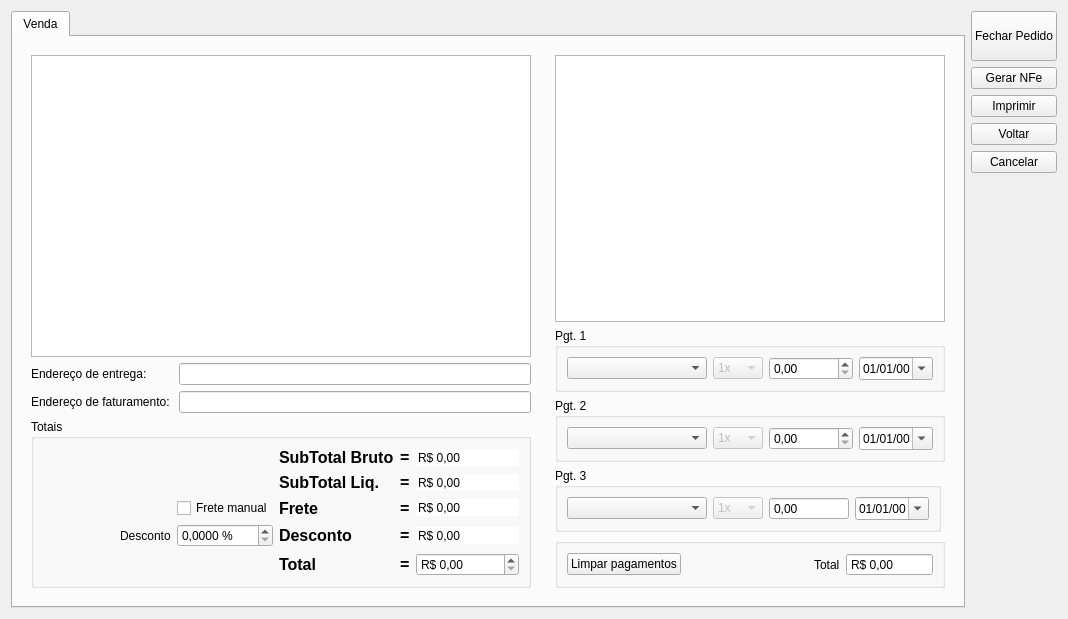
Old version of the form ui/venda.ui in the repository lellisls/ERP-STACCATO.
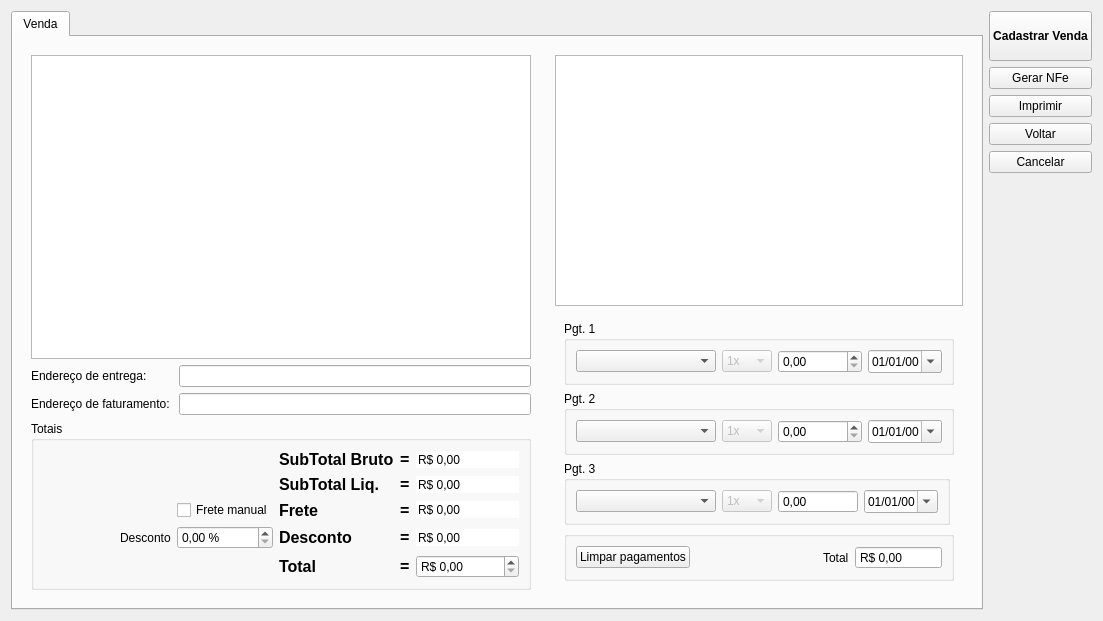
New version of the form. Custom widgets are drawn as their Qt base class.

Commit message: Refatoração da Venda

Patch:
```diff
--- a/ui/venda.ui
+++ b/ui/venda.ui
@@ -6,8 +6,8 @@
    <rect>
     <x>0</x>
     <y>0</y>
-    <width>1043</width>
-    <height>599</height>
+    <width>1085</width>
+    <height>621</height>
    </rect>
   </property>
   <property name="windowTitle">
@@ -196,7 +196,7 @@
                   <string> %</string>
                  </property>
                  <property name="decimals">
-                  <number>4</number>
+                  <number>2</number>
                  </property>
                  <property name="maximum">
                   <double>99.000000000000000</double>
@@ -471,8 +471,6 @@
          </property>
          <layout class="QGridLayout" name="gridLayout_14">
           <item row="0" column="0">
-           <layout class="QGridLayout" name="gridLayout_9">
-            <item row="0" column="0">
              <widget class="QTableView" name="tableFluxoCaixa">
               <property name="sizePolicy">
                <sizepolicy hsizetype="Expanding" vsizetype="Expanding">
@@ -492,6 +490,9 @@
              </widget>
             </item>
             <item row="1" column="0">
+           <widget class="QFrame" name="framePagamentos_2">
+            <layout class="QGridLayout" name="gridLayout_9">
+             <item row="1" column="0">
              <widget class="QGroupBox" name="groupBox">
               <property name="sizePolicy">
                <sizepolicy hsizetype="Fixed" vsizetype="Fixed">
@@ -943,6 +944,7 @@
              </widget>
             </item>
            </layout>
+           </widget>
           </item>
          </layout>
         </widget>
@@ -967,8 +969,14 @@
          <height>50</height>
         </size>
        </property>
+       <property name="font">
+        <font>
+         <weight>75</weight>
+         <bold>true</bold>
+        </font>
+       </property>
        <property name="text">
-        <string>Fechar Pedido</string>
+        <string>Cadastrar Venda</string>
        </property>
        <property name="autoDefault">
         <bool>false</bool>
```
Left out of the diff: 9 changed lines with no effect on the pictures. Lines whose indentation alone changed are shown as unchanged. The commit also changes 2 other files.
